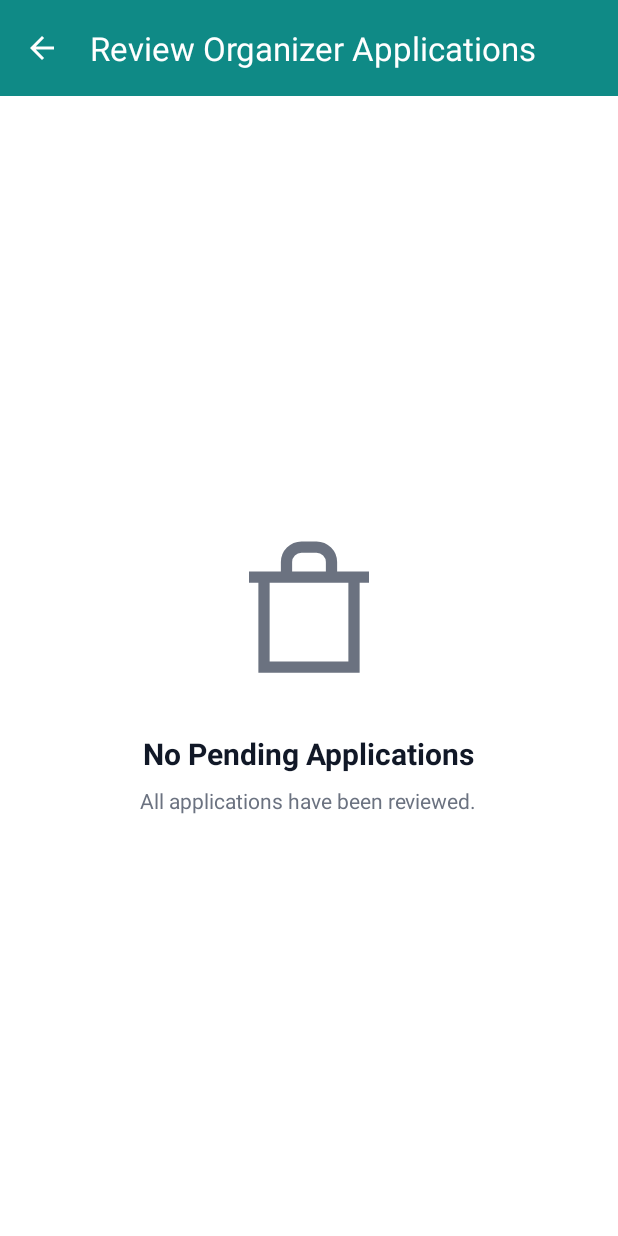
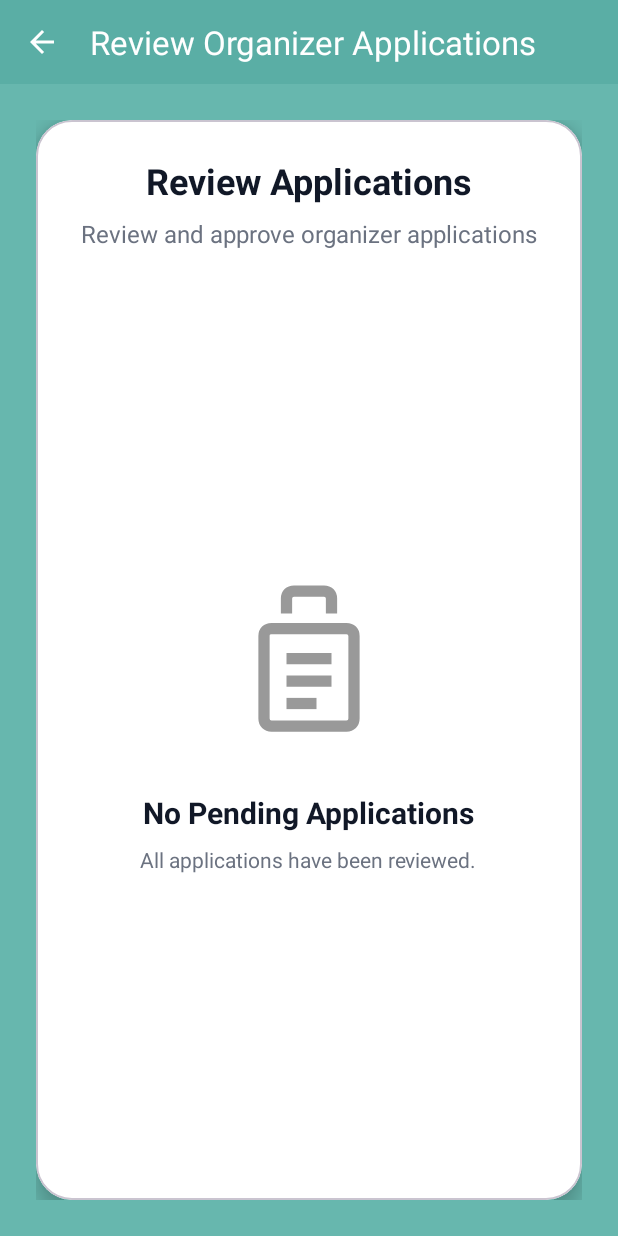
Before and after one commit to CMPUT301F25bingus/bingus0-cat, an Android app: the AdminReviewApplicationsActivity screen opened directly, with no data from a screen before it, on a phone screen of 412 x 824 dp. Run offline under Robolectric (Android 15) with nearby library versions, the phone set to English and light mode, and no system bars; our stand-ins replace Firebase (no records; nobody signed in at launch, a user with empty details on screens opened directly).

Commit message:
Final app with all the user stories needed

```diff
--- a/EventMaster/app/src/main/res/layout/activity_admin_review_applications.xml
+++ b/EventMaster/app/src/main/res/layout/activity_admin_review_applications.xml
@@ -1,21 +1,63 @@
 <?xml version="1.0" encoding="utf-8"?>
 <LinearLayout xmlns:android="http://schemas.android.com/apk/res/android"
     xmlns:app="http://schemas.android.com/apk/res-auto"
+    android:orientation="vertical"
     android:layout_width="match_parent"
     android:layout_height="match_parent"
-    android:orientation="vertical"
-    android:background="@color/surface_white">
+    android:background="@color/profile_bg">
 
     <!-- Toolbar -->
     <com.google.android.material.appbar.MaterialToolbar
         android:id="@+id/toolbar"
         android:layout_width="match_parent"
-        android:layout_height="?attr/actionBarSize"
-        android:background="@color/teal_dark"
+        android:layout_height="56dp"
+        android:background="@color/profile_nav"
         app:title="Review Organizer Applications"
-        app:titleTextColor="@android:color/white"
+        app:titleTextColor="@color/white"
         app:navigationIcon="@drawable/ic_arrow_back"
-        app:navigationIconTint="@android:color/white" />
+        app:navigationIconTint="@color/white"/>
+
+    <FrameLayout
+        android:layout_width="match_parent"
+        android:layout_height="0dp"
+        android:layout_weight="1"
+        android:padding="24dp"
+        android:paddingBottom="80dp">
+
+        <!-- White Card Container -->
+        <com.google.android.material.card.MaterialCardView
+            android:layout_width="match_parent"
+            android:layout_height="match_parent"
+            android:layout_gravity="top"
+            app:cardCornerRadius="24dp"
+            app:cardElevation="8dp"
+            app:cardBackgroundColor="@color/surface_white">
+
+            <LinearLayout
+                android:layout_width="match_parent"
+                android:layout_height="match_parent"
+                android:orientation="vertical"
+                android:padding="24dp">
+
+                <!-- Header Section -->
+                <TextView
+                    android:layout_width="wrap_content"
+                    android:layout_height="wrap_content"
+                    android:text="Review Applications"
+                    android:textSize="24sp"
+                    android:textStyle="bold"
+                    android:textColor="@color/text_primary_dark"
+                    android:layout_gravity="center_horizontal"
+                    android:layout_marginBottom="8dp" />
+
+                <TextView
+                    android:layout_width="wrap_content"
+                    android:layout_height="wrap_content"
+                    android:text="Review and approve organizer applications"
+                    android:textSize="16sp"
+                    android:textColor="@color/text_secondary_dark"
+                    android:layout_gravity="center_horizontal"
+                    android:layout_marginBottom="24dp" />
 
                 <!-- Empty State -->
                 <LinearLayout
@@ -30,12 +72,12 @@
                     <ImageView
                         android:layout_width="120dp"
                         android:layout_height="120dp"
-            android:src="@drawable/ic_briefcase_outline"
+                        android:src="@drawable/ic_clipboard_text_outline"
                         android:contentDescription="No applications"
-            app:tint="@color/text_secondary_dark"
+                        app:tint="#999999"
                         android:layout_marginBottom="24dp" />
 
-        <com.google.android.material.textview.MaterialTextView
+                    <TextView
                         android:layout_width="wrap_content"
                         android:layout_height="wrap_content"
                         android:text="No Pending Applications"
@@ -44,7 +86,7 @@
                         android:textColor="@color/text_primary_dark"
                         android:layout_marginBottom="8dp" />
 
-        <com.google.android.material.textview.MaterialTextView
+                    <TextView
                         android:layout_width="wrap_content"
                         android:layout_height="wrap_content"
                         android:text="All applications have been reviewed."
@@ -58,7 +100,11 @@
                     android:id="@+id/recyclerViewApplications"
                     android:layout_width="match_parent"
                     android:layout_height="match_parent"
-        android:padding="16dp"
                     android:clipToPadding="false" />
 
             </LinearLayout>
+        </com.google.android.material.card.MaterialCardView>
+
+    </FrameLayout>
+
+</LinearLayout>
```
Lines whose indentation alone changed are shown as unchanged.
